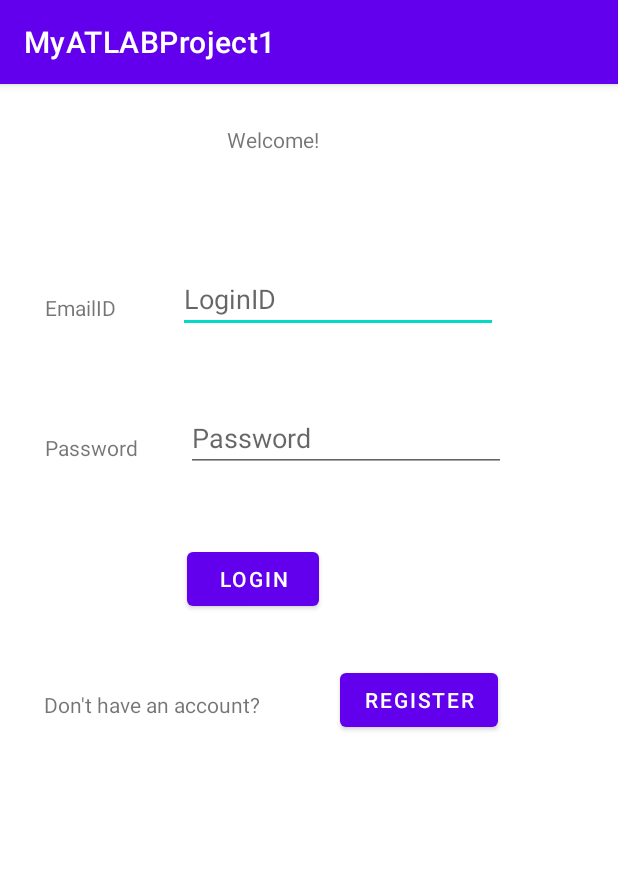
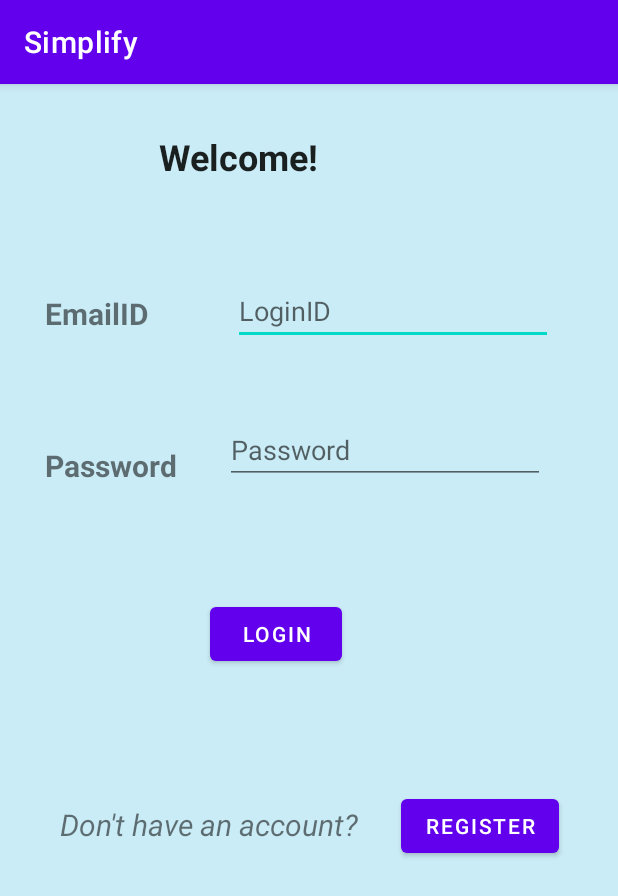
Before and after one commit to adikejre/mysimplifyapp, an Android app: the screen it shows after launch (MainActivity), on a phone screen of 412 x 824 dp. Shown: the top 896 px of the screen. Run offline under Robolectric (Android 15) with nearby library versions, the phone set to English and light mode, and no system bars; our stand-ins replace Firebase (no records; nobody signed in at launch, a user with empty details on screens opened directly).

Commit message:
All done!

```diff
--- a/app/src/main/res/layout/activity_main.xml
+++ b/app/src/main/res/layout/activity_main.xml
@@ -4,16 +4,22 @@
     xmlns:tools="http://schemas.android.com/tools"
     android:layout_width="match_parent"
     android:layout_height="match_parent"
+    android:background="#CAECF6"
     tools:context=".MainActivity">
 
     <TextView
         android:id="@+id/textView"
         android:layout_width="wrap_content"
         android:layout_height="wrap_content"
-        android:layout_marginTop="27dp"
+        android:layout_marginTop="32dp"
         android:layout_marginEnd="199dp"
         android:text="Welcome!"
+        android:textAppearance="@style/TextAppearance.AppCompat.Large"
+        android:textSize="24sp"
+        android:textStyle="bold"
         app:layout_constraintEnd_toEndOf="parent"
+        app:layout_constraintHorizontal_bias="1.0"
+        app:layout_constraintStart_toStartOf="parent"
         app:layout_constraintTop_toTopOf="parent" />
 
     <TextView
@@ -23,6 +29,8 @@
         android:layout_marginStart="30dp"
         android:layout_marginTop="139dp"
         android:text="EmailID"
+        android:textSize="20sp"
+        android:textStyle="bold"
         app:layout_constraintStart_toStartOf="parent"
         app:layout_constraintTop_toTopOf="parent" />
 
@@ -30,8 +38,8 @@
         android:id="@+id/emailid"
         android:layout_width="wrap_content"
         android:layout_height="wrap_content"
-        android:layout_marginStart="41dp"
-        android:layout_marginTop="74dp"
+        android:layout_marginStart="56dp"
+        android:layout_marginTop="64dp"
         android:ems="10"
         android:hint="LoginID"
         android:inputType="textPersonName"
@@ -45,6 +53,8 @@
         android:layout_marginStart="30dp"
         android:layout_marginTop="74dp"
         android:text="Password"
+        android:textSize="20sp"
+        android:textStyle="bold"
         app:layout_constraintStart_toStartOf="parent"
         app:layout_constraintTop_toBottomOf="@+id/textView2" />
 
@@ -56,7 +66,7 @@
         android:layout_marginTop="47dp"
         android:ems="10"
         android:hint="Password"
-        android:inputType="textPersonName"
+        android:inputType="textPassword"
         app:layout_constraintStart_toEndOf="@+id/textView3"
         app:layout_constraintTop_toBottomOf="@+id/emailid" />
 
@@ -64,9 +74,11 @@
         android:id="@+id/textView4"
         android:layout_width="wrap_content"
         android:layout_height="wrap_content"
-        android:layout_marginStart="29dp"
-        android:layout_marginTop="152dp"
+        android:layout_marginStart="40dp"
+        android:layout_marginTop="212dp"
         android:text="Don't have an account?"
+        android:textSize="20sp"
+        android:textStyle="italic"
         app:layout_constraintStart_toStartOf="parent"
         app:layout_constraintTop_toBottomOf="@+id/textView3" />
 
@@ -74,8 +86,8 @@
         android:id="@+id/register"
         android:layout_width="wrap_content"
         android:layout_height="wrap_content"
-        android:layout_marginStart="53dp"
-        android:layout_marginTop="128dp"
+        android:layout_marginStart="28dp"
+        android:layout_marginTop="204dp"
         android:text="Register"
         app:layout_constraintStart_toEndOf="@+id/textView4"
         app:layout_constraintTop_toBottomOf="@+id/passwd" />
@@ -84,9 +96,10 @@
         android:id="@+id/login"
         android:layout_width="wrap_content"
         android:layout_height="wrap_content"
-        android:layout_marginTop="47dp"
-        android:layout_marginEnd="199dp"
+        android:layout_marginTop="76dp"
+        android:layout_marginEnd="184dp"
         android:text="Login"
         app:layout_constraintEnd_toEndOf="parent"
         app:layout_constraintTop_toBottomOf="@+id/passwd" />
+
 </androidx.constraintlayout.widget.ConstraintLayout>
--- a/app/src/main/res/layout/activity_notesapp.xml
+++ b/app/src/main/res/layout/activity_notesapp.xml
@@ -23,7 +23,7 @@
         android:layout_width="wrap_content"
         android:layout_height="wrap_content"
         android:layout_marginTop="3dp"
-        android:background="#13736B"
+        android:background="#77ECE2"
         android:text="My Notes"
         android:textAppearance="@style/TextAppearance.AppCompat.Medium"
         app:layout_constraintEnd_toEndOf="parent"
--- a/app/src/main/res/values/strings.xml
+++ b/app/src/main/res/values/strings.xml
@@ -1,5 +1,5 @@
 <resources>
-    <string name="app_name">MyATLABProject1</string>
+    <string name="app_name">Simplify</string>
     <string name="title_activity_my_notes">MyNotes</string>
     <!-- Strings used for fragments for navigation -->
     <string name="first_fragment_label">First Fragment</string>
```
Also changed, not shown: app/src/main/java/com/example/myatlabproject1/GroceryList.java (+64 -16 lines), app/src/main/java/com/example/myatlabproject1/registrationpg.java (+46 -0 lines), app/src/main/res/layout/activity_registrationpg.xml (+22 -5 lines).
